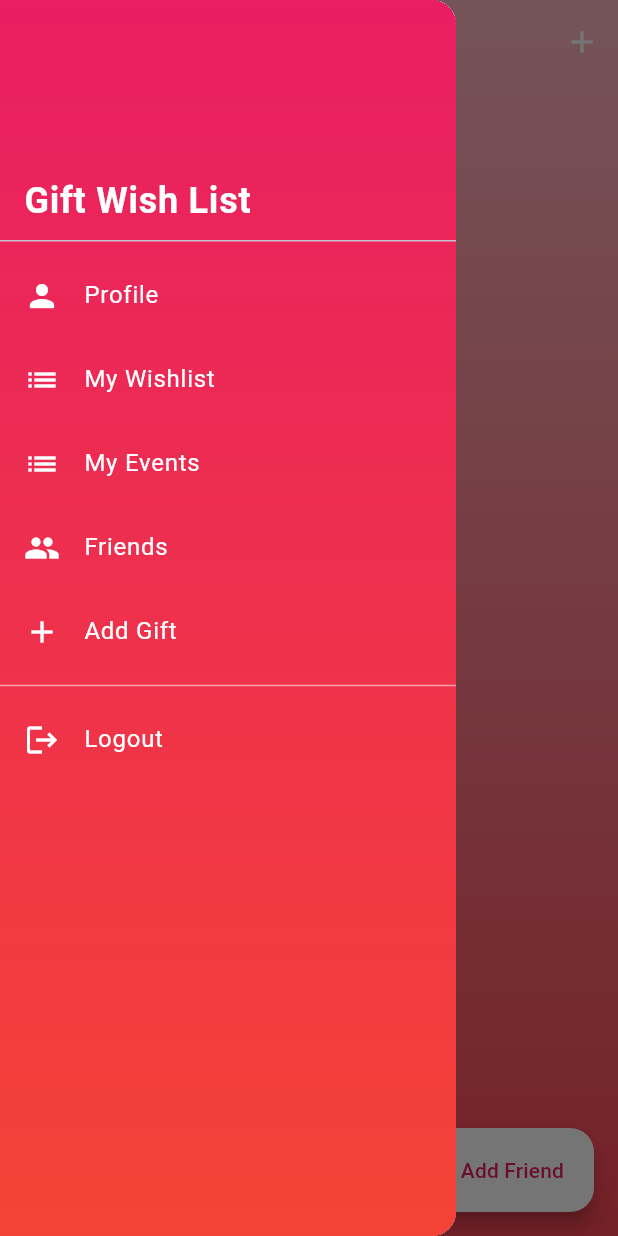
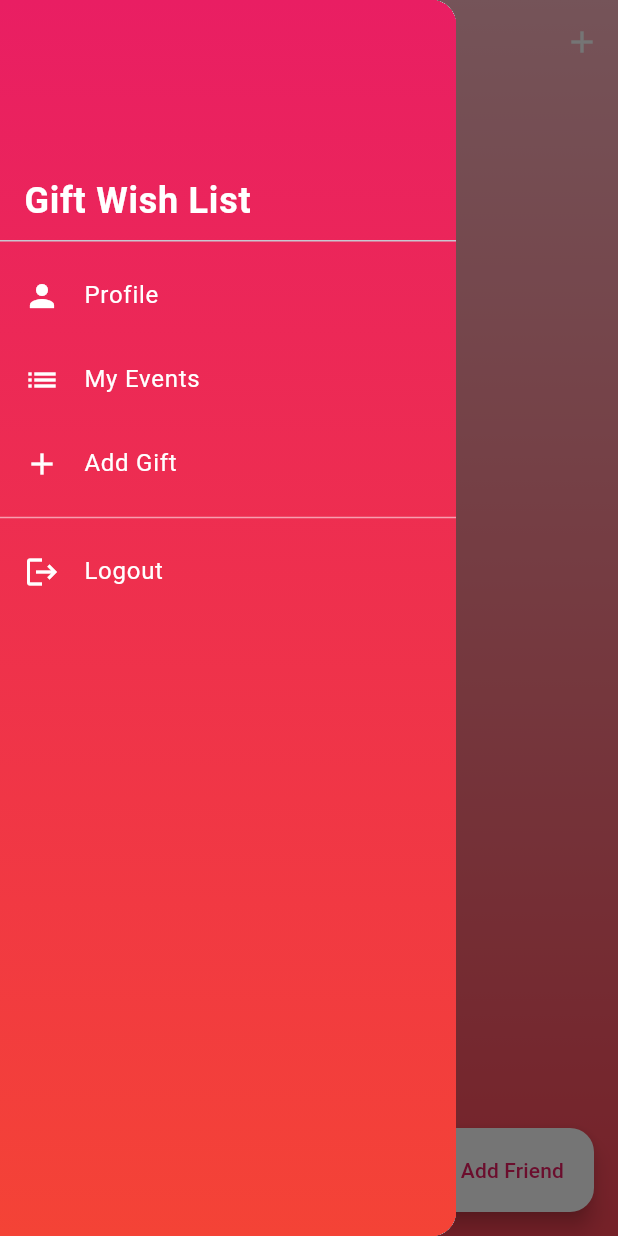
Before and after one commit to sa3eed24/hedeya, a Flutter app: the screen it shows once a user with an empty profile is signed in, with the side drawer open, on a phone screen of 412 x 824 dp. Run offline on Flutter 3.47's test engine with Material 3 defaults, Android fonts, the phone set to English and light mode, and no system bars; our stand-ins replace cloud_firestore, firebase_auth, firebase_core, image_picker, lottie; accounts and stored records are empty.

Commit message:
profile screen

```diff
--- a/lib/main.dart
+++ b/lib/main.dart
@@ -4,6 +4,7 @@ import 'package:hedeya/screens/addgift.dart';
 import 'package:hedeya/screens/giftlist.dart';
 import 'package:hedeya/screens/home_screen.dart';
 import 'package:hedeya/screens/login_page.dart';
+import 'package:hedeya/screens/profile_screen.dart';
 import 'package:hedeya/screens/register_page.dart';
 import 'package:hedeya/screens/splash_screen.dart';
 import 'package:hedeya/screens/pledgedgifts.dart';
@@ -58,6 +59,7 @@ class MyApp extends StatelessWidget {
           eventName: '',
         ),
         '/eventlist': (context) => const EventsScreen(),
+        '/profile': (context) => const ProfileScreen(),
       },
     );
   }
--- a/lib/screens/home_screen.dart
+++ b/lib/screens/home_screen.dart
@@ -108,26 +108,10 @@ class _HomeScreenState extends State<HomeScreen> {
             ),
             ListTile(
               leading: const Icon(Icons.list, color: Colors.white),
-              title: const Text('My Wishlist', style: TextStyle(color: Colors.white)),
-              onTap: () {
-                Navigator.pop(context);
-                Navigator.pushNamed(context, '/giftlist');
-              },
-            ),
-            ListTile(
-              leading: const Icon(Icons.list, color: Colors.white),
               title: const Text('My Events', style: TextStyle(color: Colors.white)),
               onTap: () {
                 Navigator.pop(context);
                 Navigator.pushNamed(context, '/eventlist');
-              },
-            ),
-            ListTile(
-              leading: const Icon(Icons.group, color: Colors.white),
-              title: const Text('Friends', style: TextStyle(color: Colors.white)),
-              onTap: () {
-                Navigator.pop(context);
-                Navigator.pushNamed(context, '/friends');
               },
             ),
             ListTile(
@@ -137,7 +121,7 @@ class _HomeScreenState extends State<HomeScreen> {
                 Navigator.pop(context);
                 Navigator.push(
                   context,
-                  MaterialPageRoute(builder: (_) => const GiftList(eventId: '' ,eventName: '')),
+                  MaterialPageRoute(builder: (_) => const GiftList(eventId: '', eventName: '')),
                 );
               },
             ),
```
Also changed, not shown: 4 other files.
